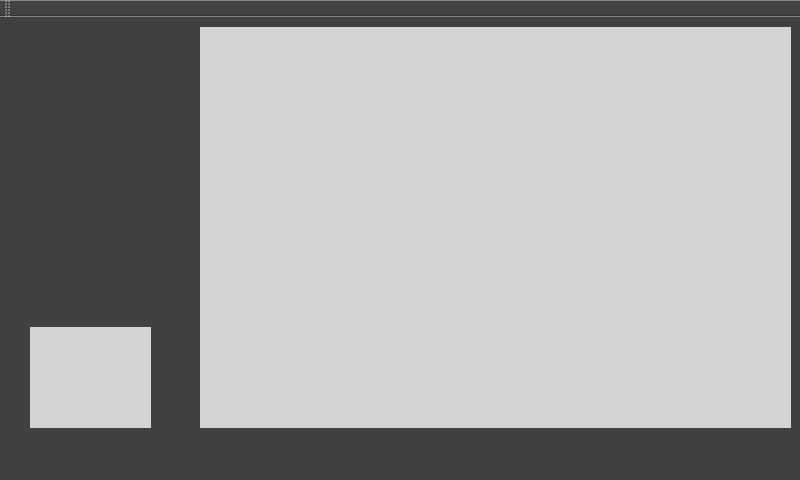
Qt form TPC/tpc.ui (lonnekje/TennisPi) before a commit.
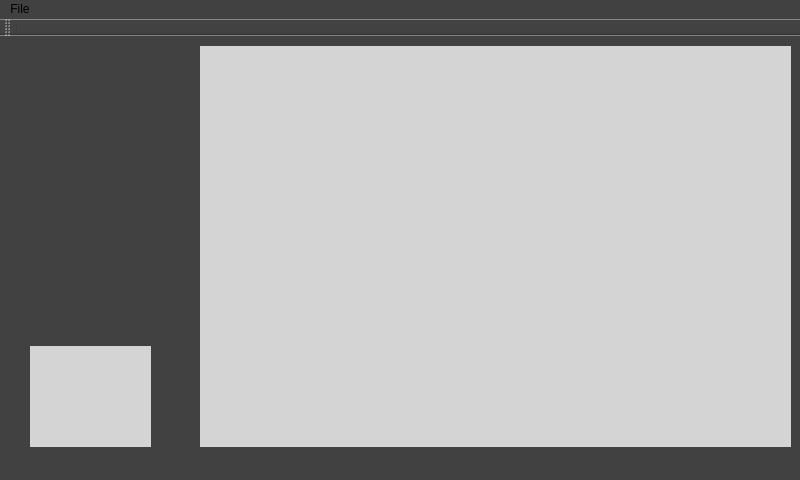
The same form after that commit.

Diff of the .ui file:
```diff
--- a/TPC/tpc.ui
+++ b/TPC/tpc.ui
@@ -69,9 +69,16 @@
      <x>0</x>
      <y>0</y>
      <width>800</width>
-     <height>20</height>
+     <height>19</height>
     </rect>
    </property>
+   <widget class="QMenu" name="menuFile">
+    <property name="title">
+     <string>File</string>
+    </property>
+    <addaction name="actionExit"/>
+   </widget>
+   <addaction name="menuFile"/>
   </widget>
   <widget class="QToolBar" name="mainToolBar">
    <attribute name="toolBarArea">
@@ -80,6 +87,7 @@
    <attribute name="toolBarBreak">
     <bool>false</bool>
    </attribute>
+   <addaction name="separator"/>
   </widget>
   <widget class="QStatusBar" name="statusBar"/>
  </widget>
```
Left out of the diff: 24 changed lines with no effect on the pictures.
